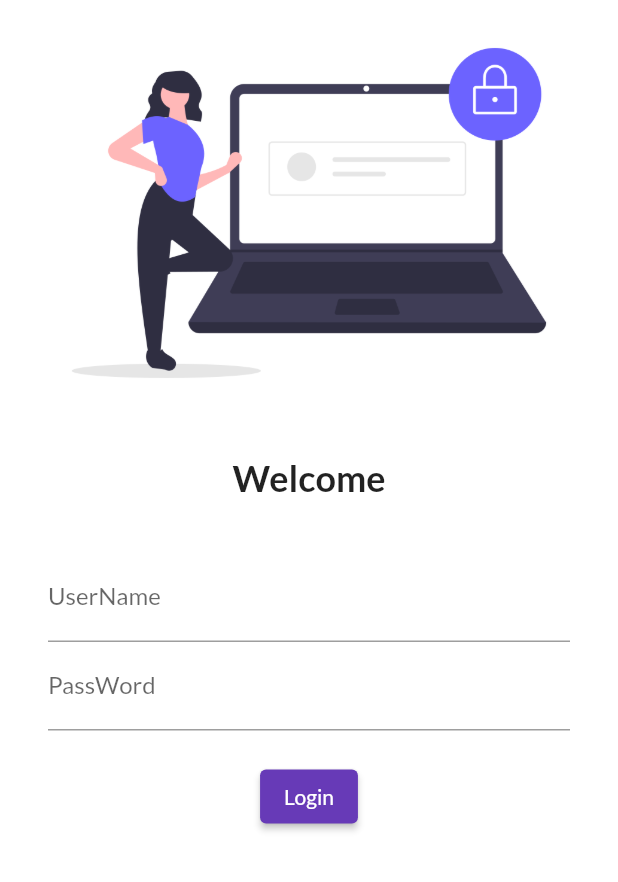
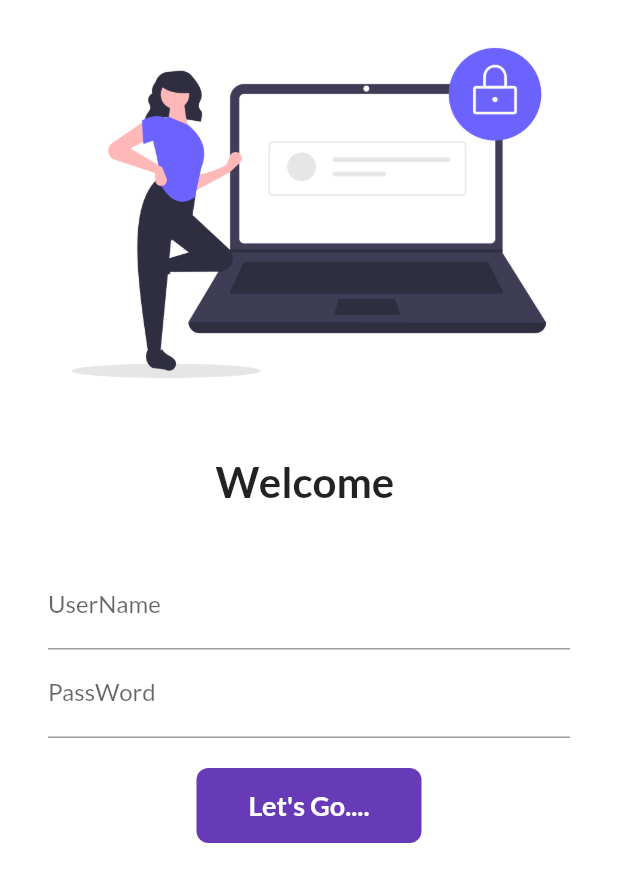
Before and after one commit to Meetpatil03/CatlogApp, a Flutter app: the screen it shows after launch, on a phone screen of 412 x 824 dp. Shown: the top 882 px of the screen. Run offline on Flutter 3.47's test engine with Material 2 defaults, Android fonts, the phone set to English and light mode, and no system bars; our stand-ins replace google_fonts.

Commit message:
Day5  Completed

```diff
--- a/lib/main.dart
+++ b/lib/main.dart
@@ -1,5 +1,6 @@
 import 'package:firstapp/pages/home_page.dart';
 import 'package:firstapp/pages/login_page.dart';
+import 'package:firstapp/utils/routes.dart';
 import 'package:flutter/material.dart';
 import 'package:google_fonts/google_fonts.dart';
 
@@ -22,8 +23,8 @@ class MyApp extends StatelessWidget {
       // initialRoute: "/home",
       routes: {
         "/": (context) => LoginPage(),
-        "/home": (context) => HomePage(),
-        "/login": (context) => LoginPage(),
+        MyRoutes.homeRoute: (context) => HomePage(),
+        MyRoutes.loginRoute: (context) => LoginPage(),
       },
     );
   }
--- a/lib/pages/login_page.dart
+++ b/lib/pages/login_page.dart
@@ -1,22 +1,31 @@
+import 'package:firstapp/utils/routes.dart';
 import 'package:flutter/material.dart';
 
-class LoginPage extends StatelessWidget {
+class LoginPage extends StatefulWidget {
   const LoginPage({super.key});
 
+  @override
+  State<LoginPage> createState() => _LoginPageState();
+}
+
+class _LoginPageState extends State<LoginPage> {
+  String name = "";
+  bool changeButton = false;
   @override
   Widget build(BuildContext context) {
     return Material(
         color: Colors.white,
-        child: Column(
+        child: SingleChildScrollView(
+            child: Column(
           children: [
             Image.asset("assets/images/login_image.png", fit: BoxFit.cover),
             SizedBox(
               height: 20.0,
             ),
             Text(
-              "Welcome",
+              "Welcome $name",
               style: TextStyle(
-                fontSize: 24,
+                fontSize: 28,
                 fontWeight: FontWeight.bold,
               ),
             ),
@@ -33,6 +42,10 @@ class LoginPage extends StatelessWidget {
                         hintText: "Enter Username",
                         labelText: "UserName",
                       ),
+                      onChanged: (value) {
+                        name = value;
+                        setState(() {});
+                      },
                     ),
                     TextFormField(
                       obscureText: true,
@@ -44,16 +57,52 @@ class LoginPage extends StatelessWidget {
                     SizedBox(
                       height: 20.0,
                     ),
-                    ElevatedButton(
-                      child: Text("Login"),
-                      style: TextButton.styleFrom(),
-                      onPressed: () {
-                        print("Hi CatLog_app");
+
+                    InkWell(
+                      onTap: () async {
+                        setState(() {
+                          changeButton = true;
+                        });
+                        await Future.delayed(Duration(seconds: 1));
+                        Navigator.pushNamed(context, MyRoutes.homeRoute);
                       },
+                      child: AnimatedContainer(
+                        duration: Duration(seconds: 1),
+                        width: changeButton ? 50 : 150,
+                        height: 50,
+                        alignment: Alignment.center,
+                        child: changeButton
+                            ? Icon(
+                                Icons.done,
+                                color: Colors.white,
+                              )
+                            : Text(
+                                "Let's Go....",
+                                style: TextStyle(
+                                    color: Colors.white,
+                                    fontWeight: FontWeight.bold,
+                                    fontSize: 18),
+                              ),
+                        decoration: BoxDecoration(
+                            color: Colors.deepPurple,
+
+                            // shape: changeButton
+                            //     ? BoxShape.circle
+                            //     : BoxShape.rectangle,
+                            borderRadius:
+                                BorderRadius.circular(changeButton ? 50 : 8)),
+                      ),
                     ),
+                    // ElevatedButton(
+                    //   child: Text("Login"),
+                    //   style: TextButton.styleFrom(minimumSize: Size(150, 40)),
+                    //   onPressed: () {
+                    //     Navigator.pushNamed(context, MyRoutes.homeRoute);
+                    //   },
+                    // ),
                   ],
                 ))
           ],
-        ));
+        )));
   }
 }
--- /dev/null
+++ b/lib/utils/routes.dart
@@ -0,0 +1,4 @@
+class MyRoutes {
+  static String loginRoute = "/login";
+  static String homeRoute = "/home";
+}
```
